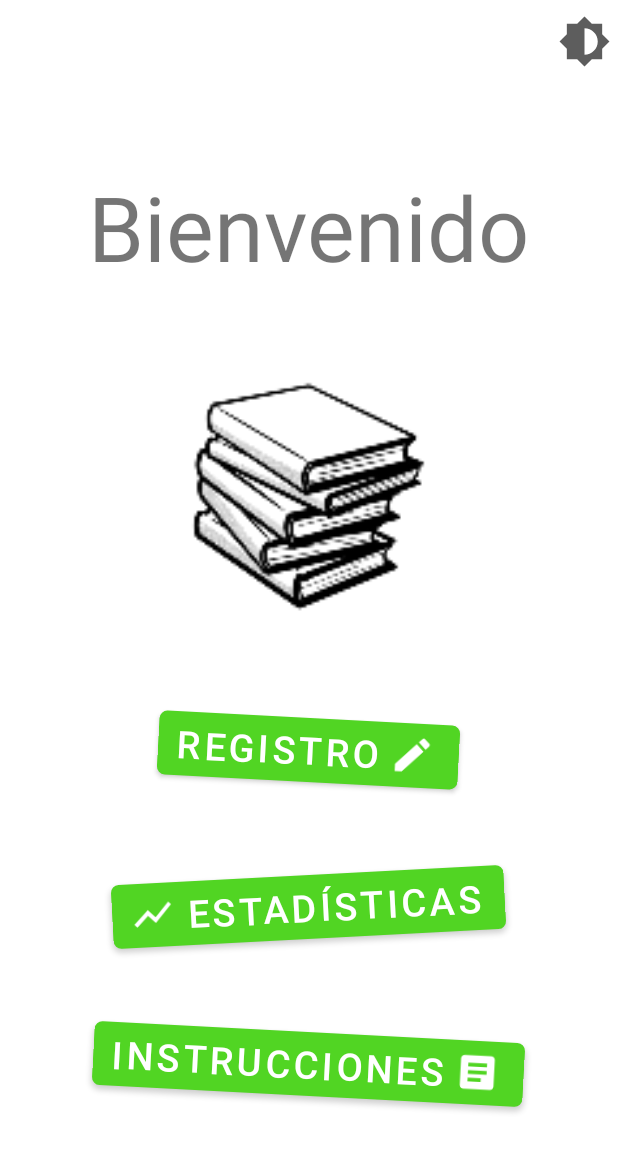
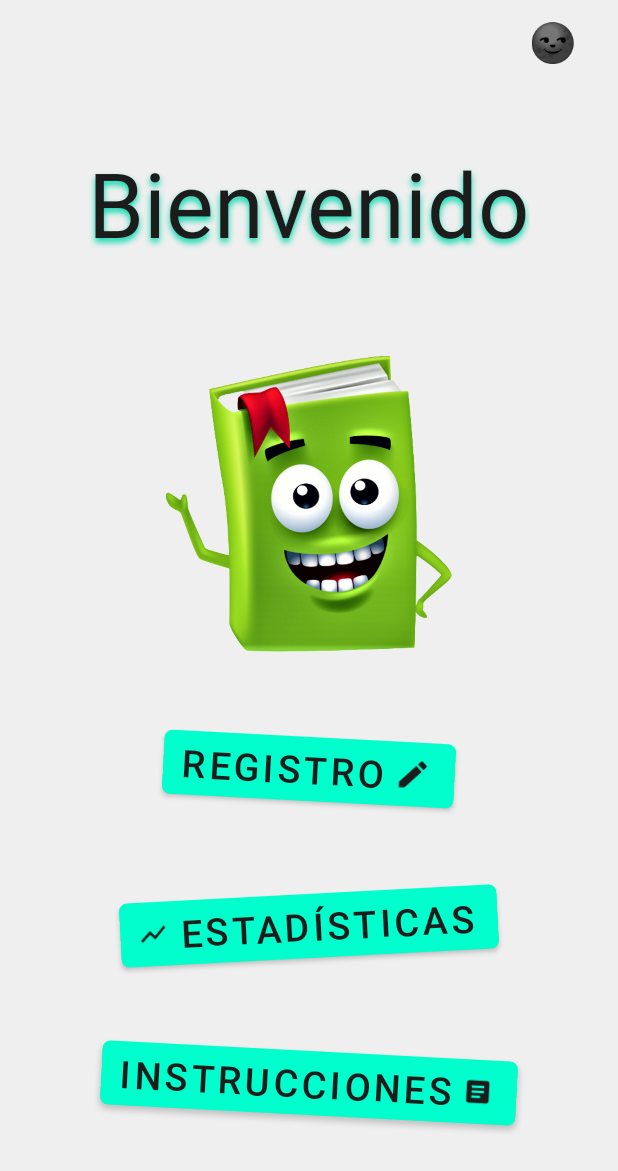
Before and after one commit to xAGH/Personales, an Android app: the screen it shows after launch (MainActivity), on a phone screen of 412 x 824 dp. Shown: the top 1171 px of the screen. Run offline under Robolectric (Android 15) with nearby library versions, the phone set to English and light mode, and no system bars.

Commit message:
Terminado tema oscuro del MainActivity en el taller de Cristian

```diff
--- a/Cristian David Henao Hoyos/V Trimestre/Evidencias/TallerNotas/app/src/main/java/com/example/tallernotas/MainActivity.kt
+++ b/Cristian David Henao Hoyos/V Trimestre/Evidencias/TallerNotas/app/src/main/java/com/example/tallernotas/MainActivity.kt
@@ -1,19 +1,54 @@
 package com.example.tallernotas
 
+import android.content.Intent
+import android.content.SharedPreferences
 import android.os.Bundle
-import android.view.Window
-import android.view.WindowManager
+import android.view.View
 import androidx.appcompat.app.AppCompatActivity
 import androidx.appcompat.app.AppCompatDelegate
+import com.google.android.material.button.MaterialButton
 
 class MainActivity : AppCompatActivity() {
+
     override fun onCreate(savedInstanceState: Bundle?) {
         super.onCreate(savedInstanceState)
         setContentView(R.layout.activity_main)
-        val window: Window = this.window
-        window.addFlags(WindowManager.LayoutParams.FLAG_DRAWS_SYSTEM_BAR_BACKGROUNDS)
-        this.resources.getColor(android.R.color.transparent).also { window.statusBarColor = it }
-        this.resources.getColor(android.R.color.transparent).also { window.navigationBarColor = it }
-        AppCompatDelegate.setDefaultNightMode(AppCompatDelegate.MODE_NIGHT_NO)
+
+        val appSettingsPrefs: SharedPreferences = getSharedPreferences("AppSettingPrefs", 0)
+        val sharedPrefsEdit: SharedPreferences.Editor = appSettingsPrefs.edit()
+        val isNightModeOn: Boolean = appSettingsPrefs.getBoolean("NightMode", false)
+
+        val theme: MaterialButton = findViewById(R.id.themeButton)
+        if (isNightModeOn) {
+            AppCompatDelegate.setDefaultNightMode(AppCompatDelegate.MODE_NIGHT_YES)
+            theme.text = getText(R.string.sun)
+        } else {
+            AppCompatDelegate.setDefaultNightMode(AppCompatDelegate.MODE_NIGHT_NO)
+            theme.text = getText(R.string.moon)
+        }
+
+        theme.setOnClickListener(View.OnClickListener {
+            if (isNightModeOn) {
+                AppCompatDelegate.setDefaultNightMode(AppCompatDelegate.MODE_NIGHT_NO)
+                sharedPrefsEdit.putBoolean("NightMode", false)
+                sharedPrefsEdit.apply()
+
+                theme.text = getText(R.string.moon)
+                restartApp()
+            } else {
+                AppCompatDelegate.setDefaultNightMode(AppCompatDelegate.MODE_NIGHT_YES)
+                sharedPrefsEdit.putBoolean("NightMode", true)
+                sharedPrefsEdit.apply()
+
+                theme.text = getText(R.string.sun)
+                restartApp()
+            }
+        })
+    }
+
+    private fun restartApp(){
+        val i: Intent = Intent(this, MainActivity::class.java)
+        startActivity(i)
+        finish()
     }
 }
--- a/Cristian David Henao Hoyos/V Trimestre/Evidencias/TallerNotas/app/src/main/res/drawable-v24/ic_launcher_foreground.xml
+++ /dev/null
@@ -1,30 +0,0 @@
-<vector xmlns:android="http://schemas.android.com/apk/res/android"
-    xmlns:aapt="http://schemas.android.com/aapt"
-    android:width="108dp"
-    android:height="108dp"
-    android:viewportWidth="108"
-    android:viewportHeight="108">
-    <path android:pathData="M31,63.928c0,0 6.4,-11 12.1,-13.1c7.2,-2.6 26,-1.4 26,-1.4l38.1,38.1L107,108.928l-32,-1L31,63.928z">
-        <aapt:attr name="android:fillColor">
-            <gradient
-                android:endX="85.84757"
-                android:endY="92.4963"
-                android:startX="42.9492"
-                android:startY="49.59793"
-                android:type="linear">
-                <item
-                    android:color="#44000000"
-                    android:offset="0.0" />
-                <item
-                    android:color="#00000000"
-                    android:offset="1.0" />
-            </gradient>
-        </aapt:attr>
-    </path>
-    <path
-        android:fillColor="#FFFFFF"
-        android:fillType="nonZero"
-        android:pathData="M65.3,45.828l3.8,-6.6c0.2,-0.4 0.1,-0.9 -0.3,-1.1c-0.4,-0.2 -0.9,-0.1 -1.1,0.3l-3.9,6.7c-6.3,-2.8 -13.4,-2.8 -19.7,0l-3.9,-6.7c-0.2,-0.4 -0.7,-0.5 -1.1,-0.3C38.8,38.328 38.7,38.828 38.9,39.228l3.8,6.6C36.2,49.428 31.7,56.028 31,63.928h46C76.3,56.028 71.8,49.428 65.3,45.828zM43.4,57.328c-0.8,0 -1.5,-0.5 -1.8,-1.2c-0.3,-0.7 -0.1,-1.5 0.4,-2.1c0.5,-0.5 1.4,-0.7 2.1,-0.4c0.7,0.3 1.2,1 1.2,1.8C45.3,56.528 44.5,57.328 43.4,57.328L43.4,57.328zM64.6,57.328c-0.8,0 -1.5,-0.5 -1.8,-1.2s-0.1,-1.5 0.4,-2.1c0.5,-0.5 1.4,-0.7 2.1,-0.4c0.7,0.3 1.2,1 1.2,1.8C66.5,56.528 65.6,57.328 64.6,57.328L64.6,57.328z"
-        android:strokeWidth="1"
-        android:strokeColor="#00000000" />
-</vector>
--- a/Cristian David Henao Hoyos/V Trimestre/Evidencias/TallerNotas/app/src/main/res/drawable/darkmode_icon.xml
+++ /dev/null
@@ -1,5 +0,0 @@
-<vector android:height="24dp" android:tint="#FFFFFF"
-    android:viewportHeight="24" android:viewportWidth="24"
-    android:width="24dp" xmlns:android="http://schemas.android.com/apk/res/android">
-    <path android:fillColor="@android:color/white" android:pathData="M20,15.31L23.31,12 20,8.69V4h-4.69L12,0.69 8.69,4H4v4.69L0.69,12 4,15.31V20h4.69L12,23.31 15.31,20H20v-4.69zM12,18V6c3.31,0 6,2.69 6,6s-2.69,6 -6,6z"/>
-</vector>
--- a/Cristian David Henao Hoyos/V Trimestre/Evidencias/TallerNotas/app/src/main/res/layout/activity_main.xml
+++ b/Cristian David Henao Hoyos/V Trimestre/Evidencias/TallerNotas/app/src/main/res/layout/activity_main.xml
@@ -4,83 +4,73 @@
     xmlns:tools="http://schemas.android.com/tools"
     android:layout_width="match_parent"
     android:layout_height="match_parent"
-    android:background="@color/white"
     android:orientation="vertical"
     tools:context=".MainActivity">
 
-
     <com.google.android.material.button.MaterialButton
-        android:id="@+id/textButton"
+        android:id="@+id/themeButton"
         style="@style/Widget.MaterialComponents.Button.TextButton"
-        android:layout_width="48dp"
+        android:layout_width="wrap_content"
         android:layout_height="wrap_content"
         android:layout_gravity="end"
-        app:icon="@drawable/darkmode_icon"
-        app:iconSize="35dp"
-        app:iconTint="#5D5D5D"
-        />
+        android:background="@android:color/transparent"
+        android:textSize="25sp" />
 
     <TextView
         android:layout_width="wrap_content"
         android:layout_height="wrap_content"
         android:layout_gravity="center"
-        android:layout_marginTop="55dp"
+        android:layout_marginTop="40dp"
+        android:textColor="?attr/colorOnPrimary"
         android:text="@string/bienvenida"
+        android:shadowColor="?attr/colorPrimaryVariant"
+        android:shadowDx="0"
+        android:shadowDy="4"
+        android:shadowRadius="5"
         android:textSize="60sp"
         app:layout_constraintBottom_toBottomOf="parent"
         app:layout_constraintLeft_toLeftOf="parent"
         app:layout_constraintRight_toRightOf="parent"
-        app:layout_constraintTop_toTopOf="parent" />
+        app:layout_constraintTop_toTopOf="parent"
+        android:layout_marginBottom="60dp"
+        />
 
     <ImageView
         android:id="@+id/imageView"
-        android:layout_width="match_parent"
-        android:layout_height="281dp"
+        android:layout_width="wrap_content"
+        android:layout_height="200dp"
         android:contentDescription="@string/app_icon"
-        app:srcCompat="@mipmap/ic_launcher_foreground" />
+        app:srcCompat="@drawable/bookicon" />
 
     <com.google.android.material.button.MaterialButton
         android:layout_width="wrap_content"
         android:layout_height="wrap_content"
-        android:layout_gravity="center"
         android:rotation="3"
         android:text="@string/registro"
-        android:textSize="25sp"
-        app:cornerRadius="5dp"
         app:icon="@drawable/registro_icon"
-        style="@style/Widget.MaterialComponents.Button.Icon"
+        style="@style/ButtonStyle"
         app:iconGravity="end"
-        app:iconSize="30dp"
+        />
+
+    <com.google.android.material.button.MaterialButton
+        android:layout_width="wrap_content"
+        android:layout_height="wrap_content"
+        android:rotation="-3"
+        android:text="@string/estadisticas"
+        app:icon="@drawable/estadisticas_icon"
+        style="@style/ButtonStyle"
+        app:iconGravity="start"
         />
 
     <com.google.android.material.button.MaterialButton
         android:layout_width="wrap_content"
         android:layout_height="wrap_content"
         android:layout_gravity="center"
-        android:layout_marginTop="50dp"
-        android:rotation="-3"
-        android:text="@string/estadisticas"
-        android:textSize="25sp"
-        app:cornerRadius="5dp"
-        app:icon="@drawable/estadisticas_icon"
-        style="@style/Widget.MaterialComponents.Button.Icon"
-        app:iconGravity="start"
-        app:iconSize="30dp"
-        />
-
-    <com.google.android.material.button.MaterialButton
-        android:layout_width="wrap_content"
-        android:layout_height="wrap_content"
-        android:layout_gravity="center"
-        android:layout_marginTop="50dp"
+        android:text="@string/instrucciones"
         android:rotation="3"
-        android:text="@string/instrucciones"
-        android:textSize="25sp"
-        app:cornerRadius="5dp"
         app:icon="@drawable/instrucciones_icon"
-        style="@style/Widget.MaterialComponents.Button.Icon"
+        style="@style/ButtonStyle"
         app:iconGravity="end"
-        app:iconSize="30dp"
         />
 
 
--- a/Cristian David Henao Hoyos/V Trimestre/Evidencias/TallerNotas/app/src/main/res/mipmap-anydpi-v26/ic_launcher.xml
+++ b/Cristian David Henao Hoyos/V Trimestre/Evidencias/TallerNotas/app/src/main/res/mipmap-anydpi-v26/ic_launcher.xml
@@ -1,5 +1,5 @@
 <?xml version="1.0" encoding="utf-8"?>
 <adaptive-icon xmlns:android="http://schemas.android.com/apk/res/android">
-    <background android:drawable="@color/ic_launcher_background"/>
+    <background android:drawable="@android:color/white"/>
     <foreground android:drawable="@mipmap/ic_launcher_foreground"/>
 </adaptive-icon>
--- a/Cristian David Henao Hoyos/V Trimestre/Evidencias/TallerNotas/app/src/main/res/mipmap-anydpi-v26/ic_launcher_round.xml
+++ b/Cristian David Henao Hoyos/V Trimestre/Evidencias/TallerNotas/app/src/main/res/mipmap-anydpi-v26/ic_launcher_round.xml
@@ -1,5 +1,4 @@
 <?xml version="1.0" encoding="utf-8"?>
 <adaptive-icon xmlns:android="http://schemas.android.com/apk/res/android">
-    <background android:drawable="@color/ic_launcher_background"/>
     <foreground android:drawable="@mipmap/ic_launcher_foreground"/>
 </adaptive-icon>
--- a/Cristian David Henao Hoyos/V Trimestre/Evidencias/TallerNotas/app/src/main/res/values-night/themes.xml
+++ b/Cristian David Henao Hoyos/V Trimestre/Evidencias/TallerNotas/app/src/main/res/values-night/themes.xml
@@ -2,15 +2,17 @@
     <!-- Base application theme. -->
     <style name="Theme.TallerNotas" parent="Theme.MaterialComponents.DayNight.NoActionBar">
         <!-- Primary brand color. -->
-        <item name="colorPrimary">@color/purple_200</item>
-        <item name="colorPrimaryVariant">@color/purple_700</item>
-        <item name="colorOnPrimary">@color/black</item>
+        <item name="colorPrimary">@color/primary_d</item>
+        <item name="colorPrimaryVariant">@color/primaryVariant_d</item>
+        <item name="colorOnPrimary">@color/onPrimary_d</item>
         <!-- Secondary brand color. -->
-        <item name="colorSecondary">@color/teal_200</item>
-        <item name="colorSecondaryVariant">@color/teal_200</item>
-        <item name="colorOnSecondary">@color/black</item>
+        <item name="colorSecondary">@color/secondary_d</item>
+        <item name="colorSecondaryVariant">@color/secondaryVariant_d</item>
+        <item name="colorOnSecondary">@color/onSecondary_d</item>
         <!-- Status bar color. -->
-        <item name="android:statusBarColor" tools:targetApi="l">?attr/colorPrimaryVariant</item>
+        <item name="android:statusBarColor" tools:targetApi="l">@android:color/transparent</item>
         <!-- Customize your theme here. -->
+        <item name="android:background">@color/background_d</item>
+        <item name="android:windowAnimationStyle">@style/WindowAnimationTransition</item>
     </style>
 </resources>
--- a/Cristian David Henao Hoyos/V Trimestre/Evidencias/TallerNotas/app/src/main/res/values/colors.xml
+++ b/Cristian David Henao Hoyos/V Trimestre/Evidencias/TallerNotas/app/src/main/res/values/colors.xml
@@ -1,10 +1,20 @@
 <?xml version="1.0" encoding="utf-8"?>
 <resources>
-    <color name="purple_200">#FFBB86FC</color>
-    <color name="purple_500">#FF6200EE</color>
-    <color name="purple_700">#FF3700B3</color>
-    <color name="teal_200">#FF03DAC5</color>
-    <color name="teal_700">#FF018786</color>
-    <color name="black">#FF000000</color>
-    <color name="white">#FFFFFFFF</color>
+    <!-- Colores de la aplicación en modo claro -->
+    <color name="background_l">#EFEFEF</color>
+    <color name="primary_l">#00FFCD</color>
+    <color name="primaryVariant_l">#00D8AD</color>
+    <color name="onPrimary_l">#1C1C1C</color>
+    <color name="secondary_l">#70FF00</color>
+    <color name="secondaryVariant_l">#61DD00</color>
+    <color name="onSecondary_l">#1C1C1C</color>
+
+    <!-- Colores de la aplicación en modo oscuro -->
+    <color name="background_d">#181818</color>
+    <color name="primary_d">#D49A0C</color>
+    <color name="primaryVariant_d">#F6B81F</color>
+    <color name="onPrimary_d">#EFEFEF</color>
+    <color name="secondary_d">#DA6C0A</color>
+    <color name="secondaryVariant_d">#E88227</color>
+    <color name="onSecondary_d">#EFEFEF</color>
 </resources>
--- /dev/null
+++ b/Cristian David Henao Hoyos/V Trimestre/Evidencias/TallerNotas/app/src/main/res/values/common_styles.xml
@@ -0,0 +1,14 @@
+<?xml version="1.0" encoding="utf-8"?>
+<resources xmlns:tools="http://schemas.android.com/tools">
+    <style name="ButtonStyle" parent="Widget.MaterialComponents.Button.Icon">
+        <item name="android:layout_gravity">center</item>
+        <item name="android:layout_marginTop">50dp</item>
+        <item name="android:textSize">25sp</item>
+        <item name="cornerRadius">5dp</item>
+    </style>
+
+    <style name="WindowAnimationTransition">
+        <item name="android:windowEnterAnimation">@android:anim/fade_in</item>
+        <item name="android:windowExitAnimation">@android:anim/fade_out</item>
+    </style>
+</resources>
--- a/Cristian David Henao Hoyos/V Trimestre/Evidencias/TallerNotas/app/src/main/res/values/ic_launcher_background.xml
+++ /dev/null
@@ -1,4 +0,0 @@
-<?xml version="1.0" encoding="utf-8"?>
-<resources>
-    <color name="ic_launcher_background">#D2D2D2</color>
-</resources>
--- a/Cristian David Henao Hoyos/V Trimestre/Evidencias/TallerNotas/app/src/main/res/values/strings.xml
+++ b/Cristian David Henao Hoyos/V Trimestre/Evidencias/TallerNotas/app/src/main/res/values/strings.xml
@@ -1,8 +1,10 @@
 <resources>
-    <string name="app_name">Taller Notas</string>
+    <string name="app_name">Mis Notas</string>
     <string name="bienvenida">Bienvenido</string>
     <string name="app_icon">App Icon</string>
     <string name="registro">Registro</string>
     <string name="estadisticas">Estadísticas</string>
     <string name="instrucciones">Instrucciones</string>
+    <string name="sun">🌞</string>
+    <string name="moon">🌚</string>
 </resources>
--- a/Cristian David Henao Hoyos/V Trimestre/Evidencias/TallerNotas/app/src/main/res/values/themes.xml
+++ b/Cristian David Henao Hoyos/V Trimestre/Evidencias/TallerNotas/app/src/main/res/values/themes.xml
@@ -2,17 +2,17 @@
     <!-- Base application theme. -->
     <style name="Theme.TallerNotas" parent="Theme.MaterialComponents.DayNight.NoActionBar">
         <!-- Primary brand color. -->
-        <item name="colorPrimary">#51D523</item>
-        <item name="colorPrimaryVariant">@color/purple_700</item>
-        <item name="colorOnPrimary">@color/white</item>
+        <item name="colorPrimary">@color/primary_l</item>
+        <item name="colorPrimaryVariant">@color/primaryVariant_l</item>
+        <item name="colorOnPrimary">@color/onPrimary_l</item>
         <!-- Secondary brand color. -->
-        <item name="colorSecondary">@color/teal_200</item>
-        <item name="colorSecondaryVariant">@color/teal_700</item>
-        <item name="colorOnSecondary">@color/black</item>
+        <item name="colorSecondary">@color/secondary_l</item>
+        <item name="colorSecondaryVariant">@color/secondaryVariant_l</item>
+        <item name="colorOnSecondary">@color/onSecondary_l</item>
         <!-- Status bar color. -->
-        <item name="android:statusBarColor" tools:targetApi="l">@android:color/holo_orange_dark</item>
+        <item name="android:statusBarColor" tools:targetApi="l">@android:color/transparent</item>
         <!-- Customize your theme here. -->
-        <item name="windowActionBar">false</item>
-        <item name="windowNoTitle">true</item>
+        <item name="android:background">@color/background_l</item>
+        <item name="android:windowAnimationStyle">@style/WindowAnimationTransition</item>
     </style>
 </resources>
```
Also changed, not shown: Cristian David Henao Hoyos/V Trimestre/Evidencias/TallerNotas/app/src/main/res/drawable/bookicon.png (added).
